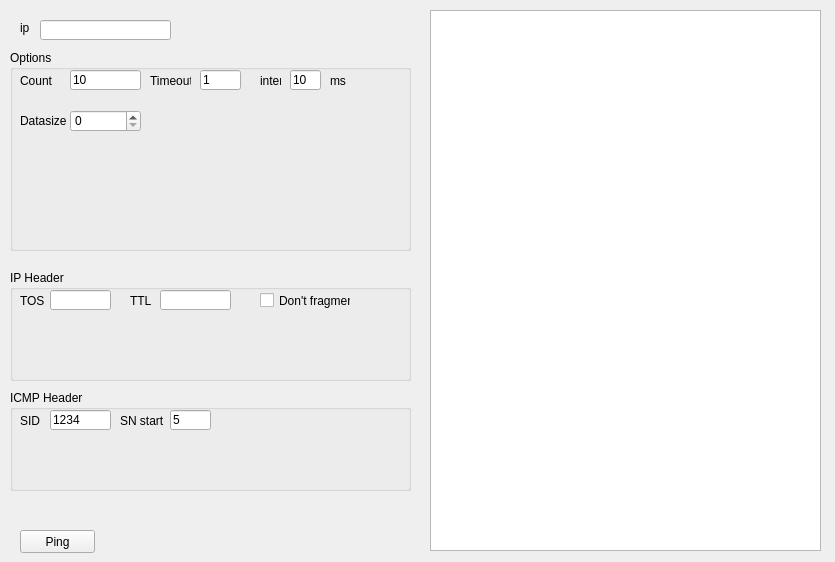
Old version of the form mainwindow.ui in the repository Antonotna/GEPinger.
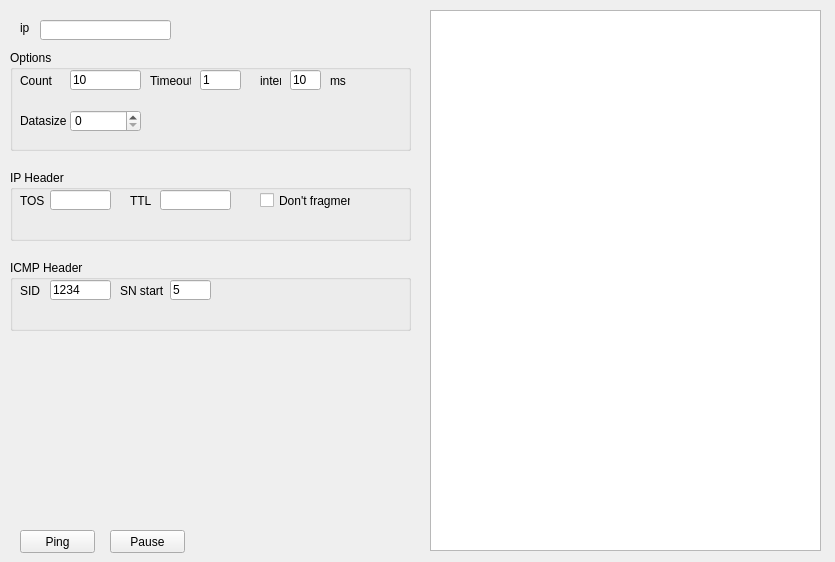
New version of the form.

What changed in the file:
```diff
--- a/mainwindow.ui
+++ b/mainwindow.ui
@@ -54,9 +54,9 @@
     <property name="geometry">
      <rect>
       <x>10</x>
-      <y>270</y>
+      <y>170</y>
       <width>401</width>
-      <height>111</height>
+      <height>71</height>
      </rect>
     </property>
     <property name="title">
@@ -126,9 +126,9 @@
     <property name="geometry">
      <rect>
       <x>10</x>
-      <y>390</y>
+      <y>260</y>
       <width>401</width>
-      <height>101</height>
+      <height>71</height>
      </rect>
     </property>
     <property name="title">
@@ -193,7 +193,7 @@
       <x>10</x>
       <y>50</y>
       <width>401</width>
-      <height>201</height>
+      <height>101</height>
      </rect>
     </property>
     <property name="title">
@@ -324,6 +324,19 @@
      </rect>
     </property>
    </widget>
+   <widget class="QPushButton" name="pause">
+    <property name="geometry">
+     <rect>
+      <x>110</x>
+      <y>530</y>
+      <width>75</width>
+      <height>23</height>
+     </rect>
+    </property>
+    <property name="text">
+     <string>Pause</string>
+    </property>
+   </widget>
   </widget>
  </widget>
  <layoutdefault spacing="6" margin="11"/>
```
Left out of the diff: 17 changed lines with no effect on the pictures.
